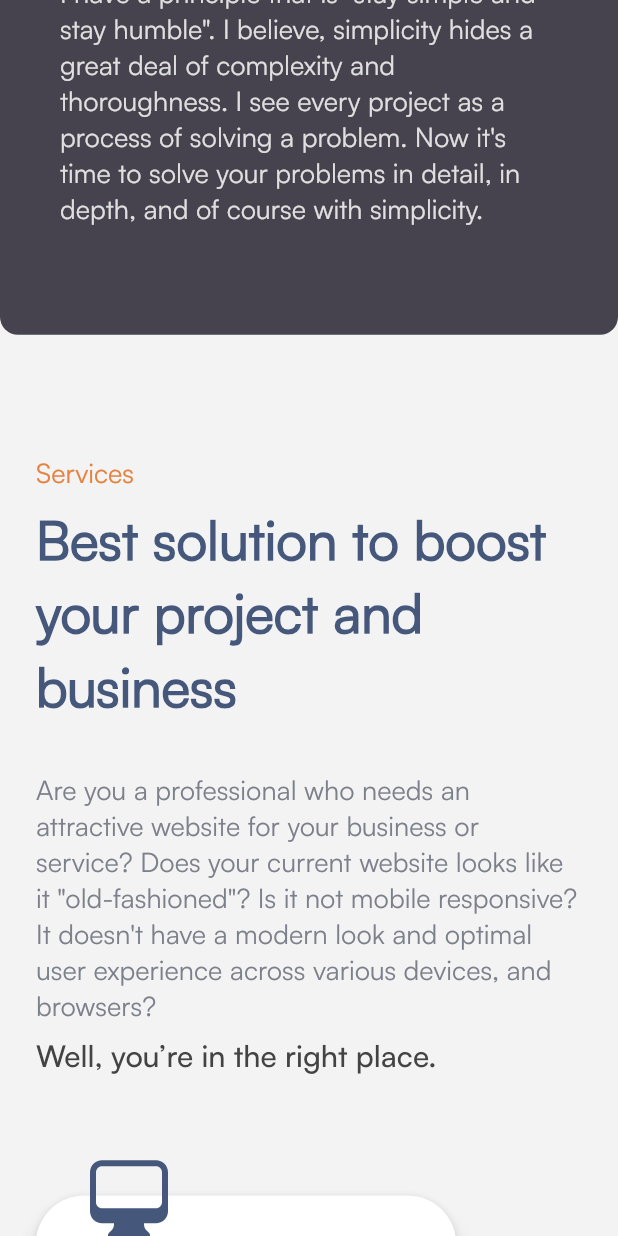
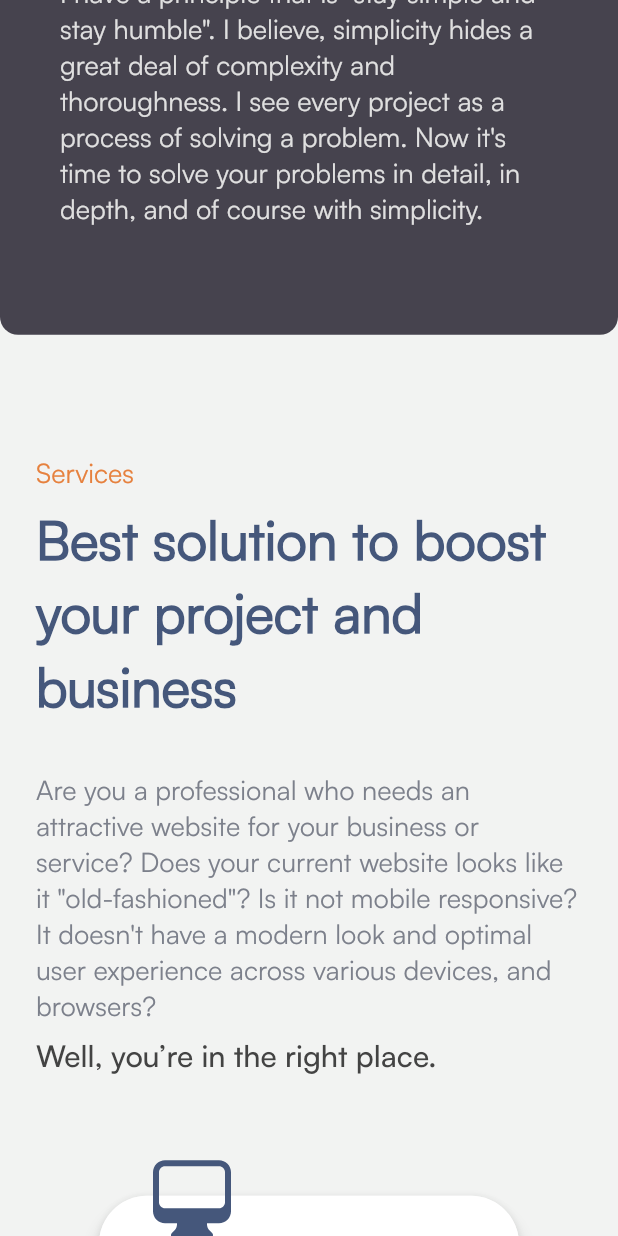
Before and after one commit to Mr-Talha110/my_portfolio, a Flutter app: the screen it shows after launch, scrolled down 1728 dp, on a phone screen of 412 x 824 dp. Run offline on Flutter 3.47's test engine with Material 3 defaults, Android fonts, the light colour scheme and no system bars; our stand-ins replace flutter_svg, responsive_builder.

Commit message:
made blog section

```diff
--- a/lib/constants/constants.dart
+++ b/lib/constants/constants.dart
@@ -19,6 +19,9 @@ class AssetRef {
   static const String logo = 'assets/images/logo.png';
   static const String illustration = 'assets/images/illustration.png';
   static const String avatar = 'assets/images/avatar.png';
+  static const String image1 = 'assets/images/image1.png';
+  static const String image2 = 'assets/images/image2.png';
+  static const String image3 = 'assets/images/image3.png';
 }
 
 class WebIcons {
@@ -27,6 +30,7 @@ class WebIcons {
   static const String pcIcon = 'assets/icons/pc.svg';
   static const String brushIcon = 'assets/icons/brush.svg';
   static const String emailIcon = 'assets/icons/email.svg';
+  static const String rightCircleIcon = 'assets/icons/right-circle.svg';
   static const List<String> socialIcons = [
     'assets/icons/linkedin.svg',
     'assets/icons/github.svg',
--- a/lib/constants/styling.dart
+++ b/lib/constants/styling.dart
@@ -43,4 +43,9 @@ class TextStyling {
       fontFamily: WebFonts.satoshiBold,
       fontSize: WebSize.s36,
       fontWeight: FontWeight.w900);
+  static const TextStyle orangeLightText = TextStyle(
+      color: WebColors.orange,
+      fontFamily: WebFonts.satoshiRegular,
+      fontSize: WebSize.s18,
+      fontWeight: FontWeight.w500);
 }
--- a/lib/constants/web_strings.dart
+++ b/lib/constants/web_strings.dart
@@ -30,4 +30,12 @@ class WebStrings {
   static const String seeProjects = 'See Projects';
   static const String emailMe = 'Email Me';
   static const String rightsReserved = '2024 portfolio. All rights reserved.';
+  static const String fintMyLatestWriting =
+      'Find the latest of my writing here';
+  static const String seeFullBlog = 'See the full blog';
+  static const String makeMaintainWork =
+      'Make Maintainable Workarounds with Codegen';
+  static const String userEffect = 'useEffect vs useLayoutEffect';
+  static const String reactHooks =
+      'React Hooks: What’s Going to Happen to Render Props?';
 }
--- a/lib/pages/home/components/services_section.dart
+++ b/lib/pages/home/components/services_section.dart
@@ -64,7 +64,23 @@ class ServicesSectionDesktop extends StatelessWidget {
           ).paddingBottom(WebSize.s50),
           Visibility(
               visible: !isMobile, child: const SizedBox(width: WebSize.s68)),
-          const Wrap(
+          isMobile
+              ? const Align(
+                  alignment: Alignment.center,
+                  child: Wrap(
+                    children: [
+                      ServiceBox(
+                          descp: WebStrings.appDeveloperDescp,
+                          title: WebStrings.appDeveloper,
+                          icon: WebIcons.pcIcon),
+                      ServiceBox(
+                          descp: WebStrings.uiDesignerDescp,
+                          title: WebStrings.uiDesigner,
+                          icon: WebIcons.brushIcon)
+                    ],
+                  ),
+                )
+              : const Wrap(
                   children: [
                     ServiceBox(
                         descp: WebStrings.appDeveloperDescp,
--- a/lib/pages/home/screen/home_screen.dart
+++ b/lib/pages/home/screen/home_screen.dart
@@ -2,6 +2,7 @@ import 'package:flutter/material.dart';
 import 'package:my_portfolio/constants/constants.dart';
 import 'package:my_portfolio/constants/sizes.dart';
 import 'package:my_portfolio/pages/home/components/about_section.dart';
+import 'package:my_portfolio/pages/home/components/blogs_section.dart';
 import 'package:my_portfolio/pages/home/components/footer.dart';
 import 'package:my_portfolio/pages/home/components/interested_section.dart';
 import 'package:my_portfolio/pages/home/components/intro_section.dart';
@@ -24,6 +25,7 @@ class HomeScreen extends StatelessWidget {
                 IntroSection(),
                 AboutSection(),
                 ServicesSection(),
+                BlogsSection(),
                 InterestedSection(),
                 Footer()
               ],
```
Also changed, not shown: lib/pages/home/components/blogs_section.dart (added, +105 -0 lines), lib/pages/home/models/blog_model.dart (added, +7 -0 lines), lib/widgets/blog.dart (added, +51 -0 lines), assets/icons/right-circle.svg (added), assets/images/Image1.png (added), assets/images/Image3.png (added), 1 other file. Lines whose indentation alone changed are shown as unchanged.
